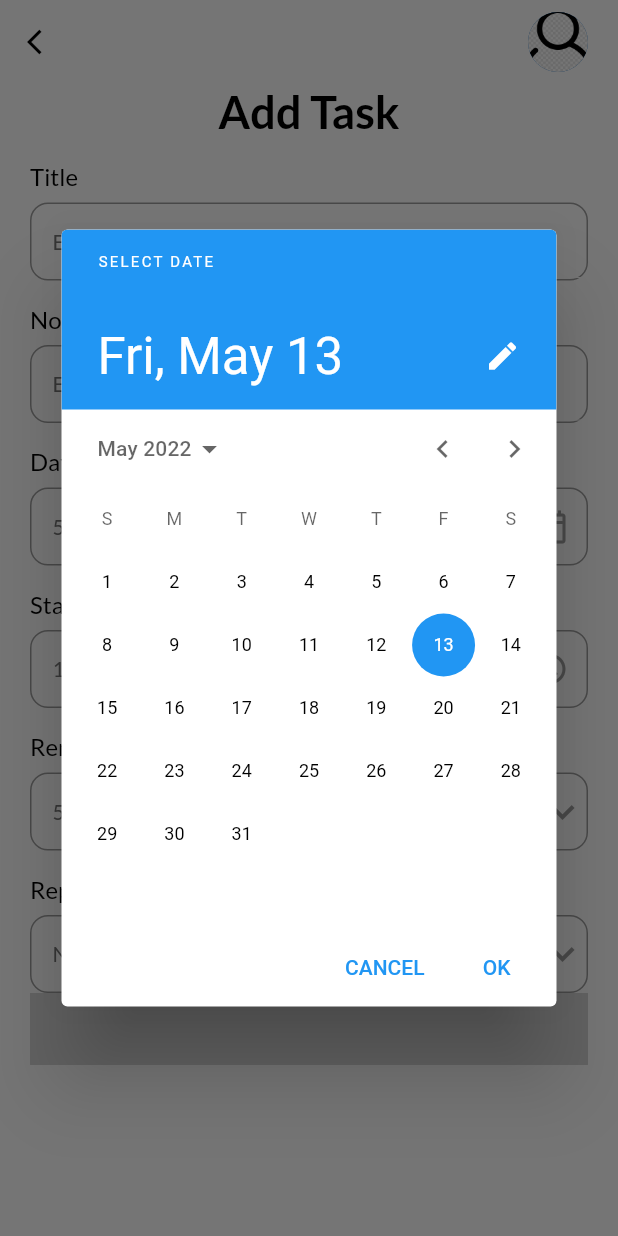
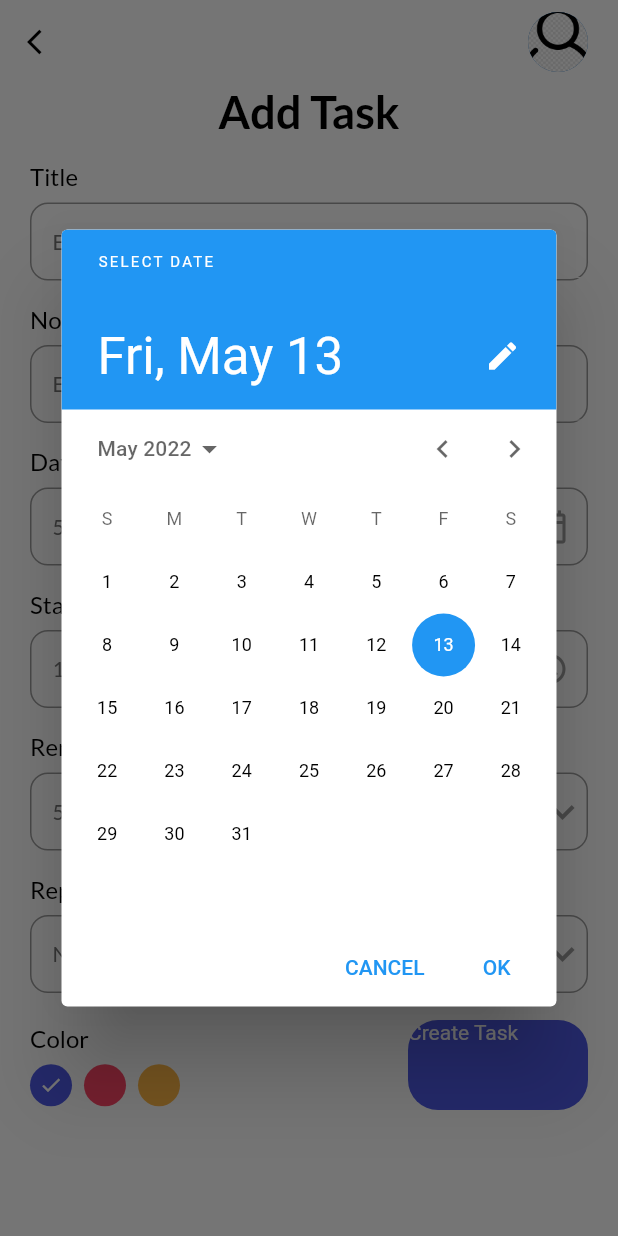
Before and after one commit to Tarik-OFKIR/Tasks_App_Project, a Flutter app: the AddTaskPage screen opened directly, after a tap on the "calendar today" icon, on a phone screen of 412 x 824 dp. Run offline on Flutter 3.47's test engine with Material 2 defaults, Android fonts, the phone set to English and light mode, and no system bars; our stand-ins replace date_picker_timeline, flutter_local_notifications, get, get_storage, google_fonts, sqflite and 1 more; missing offline and left inert: dart:html; accounts and stored records are empty.

Commit message:
connecting to databse

```diff
--- /dev/null
+++ b/lib/controllers/task_controller.dart
@@ -0,0 +1,15 @@
+import 'package:get/get.dart';
+import 'package:tasks_projet_innovation_front/db/db_helper.dart';
+
+import '../models/task.dart';
+
+class TaskController extends GetxController{
+  @override
+  void onReady(){
+    super.onReady();
+  }
+
+  Future<int> addTask({Task? task}) async{
+    return await DBHelper.insert(task);
+  }
+}
--- /dev/null
+++ b/lib/db/db_helper.dart
@@ -0,0 +1,39 @@
+import 'package:sqflite/sqflite.dart';
+
+import '../models/task.dart';
+
+class DBHelper{
+  static Database? _db;
+  static final int _version=1;
+  static final String _tableName="tasks";
+  static Future<void> initDb() async {
+    if(_db != null){
+      return;
+    }
+    try{
+      String _path= await getDatabasesPath() + 'tasks.db';
+      _db = await openDatabase(
+        _path,
+        version: _version,
+        onCreate: (db, version){
+          print("creating a new one");
+          return db.execute(
+            "CREATE TABLE $_tableName("
+                "id INTEGER PRIMARY KEY AUTOINCREMENT,"
+                "title STRING, note TEXT, date STRING,"
+                "startTime STRING, endTime STRING, "
+                "remind INTEGER, repeat STRING, "
+                "color INTEGER, "
+                "isCompleted INTEGER)",
+          );
+        },
+      );
+    }catch(e){
+      print(e);
+    }
+  }
+  static Future<int> insert(Task? task) async {
+    print("insert function called");
+    return await _db?.insert(_tableName, task!.toJson())??1;
+  }
+}
--- a/lib/main.dart
+++ b/lib/main.dart
@@ -3,12 +3,14 @@
 import 'package:flutter/material.dart';
 import 'package:get/get_navigation/src/root/get_material_app.dart';
 import 'package:get_storage/get_storage.dart';
+import 'package:tasks_projet_innovation_front/db/db_helper.dart';
 import 'package:tasks_projet_innovation_front/services/theme_service.dart';
 import 'package:tasks_projet_innovation_front/ui/home_page.dart';
 import 'package:tasks_projet_innovation_front/ui/theme.dart';
 
 void main() async {
   WidgetsFlutterBinding.ensureInitialized();
+  await DBHelper.initDb();
   await GetStorage.init();
   runApp(const MyApp());
 }
--- /dev/null
+++ b/lib/models/task.dart
@@ -0,0 +1,43 @@
+class Task{
+  int? id;
+  String? title;
+  String? note;
+  int? isCompleted;
+  String? date;
+  String? startTime;
+  String? endTime;
+  int? color;
+  int? remind;
+  String? repeat;
+
+  Task({this.id, this.title, this.note, this.isCompleted, this.date,
+      this.startTime, this.endTime, this.color, this.remind, this.repeat});
+
+  Task.fromJson(Map<String, dynamic> json){
+    id=json['id'];
+    title=json['title'];
+    note=json['note'];
+    isCompleted=json['isCompleted'];
+    date=json['date'];
+    startTime=json['startTime'];
+    endTime=json['endTime'];
+    color=json['color'];
+    remind=json['remind'];
+    repeat=json['repeat'];
+  }
+  Map<String, dynamic> toJson(){
+    final Map<String , dynamic> data = new Map<String,dynamic>();
+    data['id'] = this.id;
+    data['title'] = this.title;
+    data['note'] = this.note;
+    data['isCompleted'] = this.isCompleted;
+    data['date'] = this.date;
+    data['startTime'] = this.startTime;
+    data['endTime'] = this.endTime;
+    data['color'] = this.color;
+    data['remind'] = this.remind;
+    data['repeat'] = this.repeat;
+  return data;
+}
+
+}
--- a/lib/ui/add_task_bar.dart
+++ b/lib/ui/add_task_bar.dart
@@ -4,8 +4,12 @@ import 'dart:math';
 import 'package:flutter/material.dart';
 import 'package:get/get.dart';
 import 'package:intl/intl.dart';
+import 'package:tasks_projet_innovation_front/controllers/task_controller.dart';
 import 'package:tasks_projet_innovation_front/ui/theme.dart';
+import 'package:tasks_projet_innovation_front/ui/widgets/button.dart';
 import 'package:tasks_projet_innovation_front/ui/widgets/input_field.dart';
+
+import '../models/task.dart';
 
 class AddTaskPage extends StatefulWidget {
   const AddTaskPage({Key? key}) : super(key: key);
@@ -15,6 +19,9 @@ class AddTaskPage extends StatefulWidget {
 }
 
 class _AddTaskPageState extends State<AddTaskPage> {
+  final TaskController _taskController = Get.put(TaskController());
+  final TextEditingController _titleController= TextEditingController();
+  final TextEditingController _noteController = TextEditingController();
   DateTime _selectedDate = DateTime.now();
   String _endTime="9:30 PM";
   String _startTime = DateFormat("hh:mm a").format(DateTime.now()).toString();
@@ -32,6 +39,7 @@ class _AddTaskPageState extends State<AddTaskPage> {
     "weakly",
     "Monthly"
   ];
+  int _selectedColor = 0;
   @override
   Widget build(BuildContext context) {
     return Scaffold(
@@ -46,8 +54,8 @@ class _AddTaskPageState extends State<AddTaskPage> {
                 "Add Task",
                 style: headingStyle,
               ),
-              MyInputField(title: "Title", hint: "Enter your title"),
-              MyInputField(title: "Note", hint: "Enter your note"),
+              MyInputField(title: "Title", hint: "Enter your title",controller: _titleController,),
+              MyInputField(title: "Note", hint: "Enter your note",controller: _noteController,),
               MyInputField(title: "Date", hint: DateFormat.yMd().format(_selectedDate),
               widget: IconButton(
                 icon: Icon(Icons.calendar_today_outlined,
@@ -151,10 +159,56 @@ class _AddTaskPageState extends State<AddTaskPage> {
 
 
               ),
-              SizedBox(height: 18,)
+              SizedBox(height: 18,),
               Row(
+                mainAxisAlignment: MainAxisAlignment.spaceBetween,
+                crossAxisAlignment: CrossAxisAlignment.center,
                 children: [
-                  Column(
+                  _colorPallete(),
+                  MyButton(label: "Create Task", onTap: ()=>_validatedData())
+                ],
+              )
+            ],
+          ),
+        ),
+      )
+    );
+  }
+  _validatedData(){
+    if(_titleController.text.isNotEmpty&&_noteController.text.isNotEmpty){
+      _addTaskToDb();
+      Get.back();
+    }else if(_titleController.text.isEmpty || _noteController.text.isEmpty){
+      Get.snackbar("Required", "All fields are required!",
+      snackPosition: SnackPosition.BOTTOM,
+      backgroundColor: Colors.white,
+        colorText: pinkClr,
+        icon: Icon(Icons.warning_amber_rounded,
+          color: Colors.red
+        )
+      );
+    }
+  }
+
+  _addTaskToDb() async {
+    int value = await _taskController.addTask(
+        task:Task(
+          note: _noteController.text,
+          title: _titleController.text,
+          date: DateFormat.yMd().format(_selectedDate),
+          startTime: _startTime,
+          endTime: _endTime,
+          remind: _selectedRemind,
+          repeat: _selectedRepeat,
+          color: _selectedColor,
+          isCompleted: 0,
+        )
+    );
+    print("My id is"+ "$value");
+  }
+
+  _colorPallete(){
+    return Column(
       crossAxisAlignment: CrossAxisAlignment.start,
       children: [
         Text("Color",
@@ -165,23 +219,29 @@ class _AddTaskPageState extends State<AddTaskPage> {
           children: List<Widget>.generate(
               3,
                   (int index) {
-                                  return Padding(
+                return GestureDetector(
+                  onTap: (){
+                    setState(() {
+                      _selectedColor=index;
+                      print("$index");
+                    });
+
+                  },
+                  child: Padding(
                     padding: const EdgeInsets.only(right: 8.0),
                     child: CircleAvatar(
                       radius: 14,
-                                      backgroundColor: index==0?primaryClr:inde,
+                      backgroundColor: index==0?primaryClr:index==1?pinkClr:yellowClr,
+                      child: _selectedColor==index?Icon(Icons.done,
+                        color: Colors.white,
+                        size: 16,
+                      ):Container(),
+                    ),
                   ),
                 );
               }),
         )
       ],
-                  )
-                ],
-              )
-            ],
-          ),
-        ),
-      )
     );
   }
 
--- a/lib/ui/home_page.dart
+++ b/lib/ui/home_page.dart
@@ -37,6 +37,7 @@ class _HomePageState extends State<HomePage> {
   Widget build(BuildContext context) {
     return Scaffold(
       appBar: _appBar(),
+      backgroundColor: context.theme.backgroundColor,
       body: Column(children: [
         _addTaskBar(),
         _addDateBar(),
--- a/pubspec.yaml
+++ b/pubspec.yaml
@@ -41,6 +41,7 @@ dependencies:
   date_picker_timeline:
   flutter_local_notifications: ^9.5.2
   flutter_native_timezone:
+  sqflite:
 
 dev_dependencies:
   flutter_test:
```
Also changed, not shown: pubspec.lock. Lines whose indentation alone changed are shown as unchanged.
